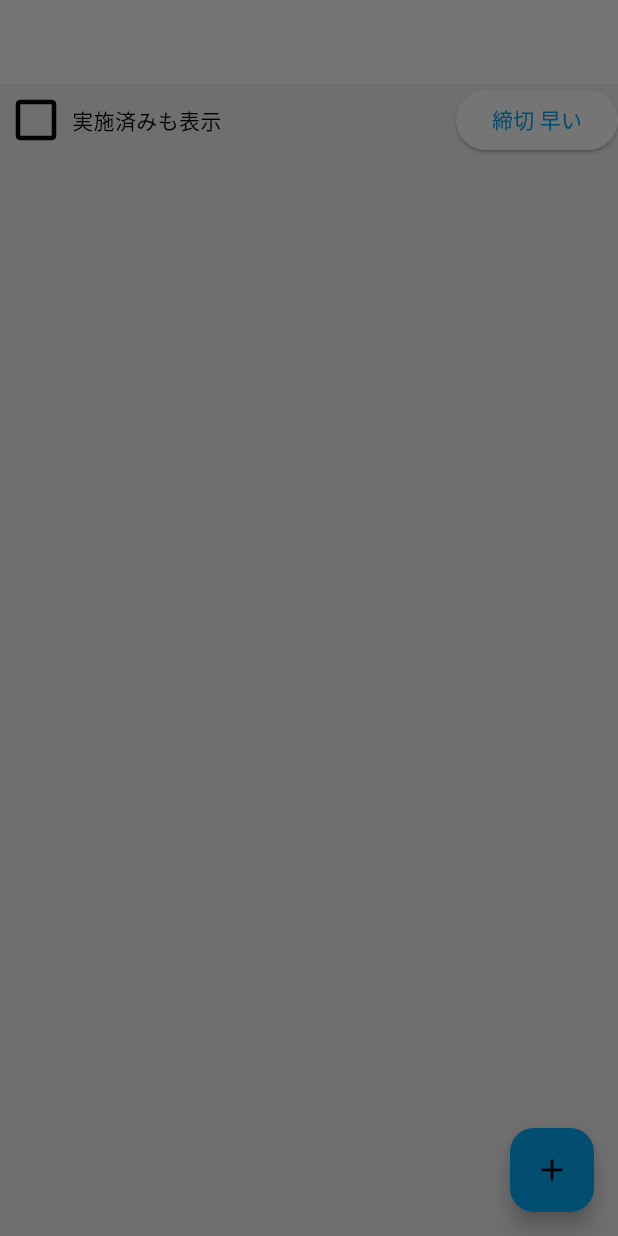
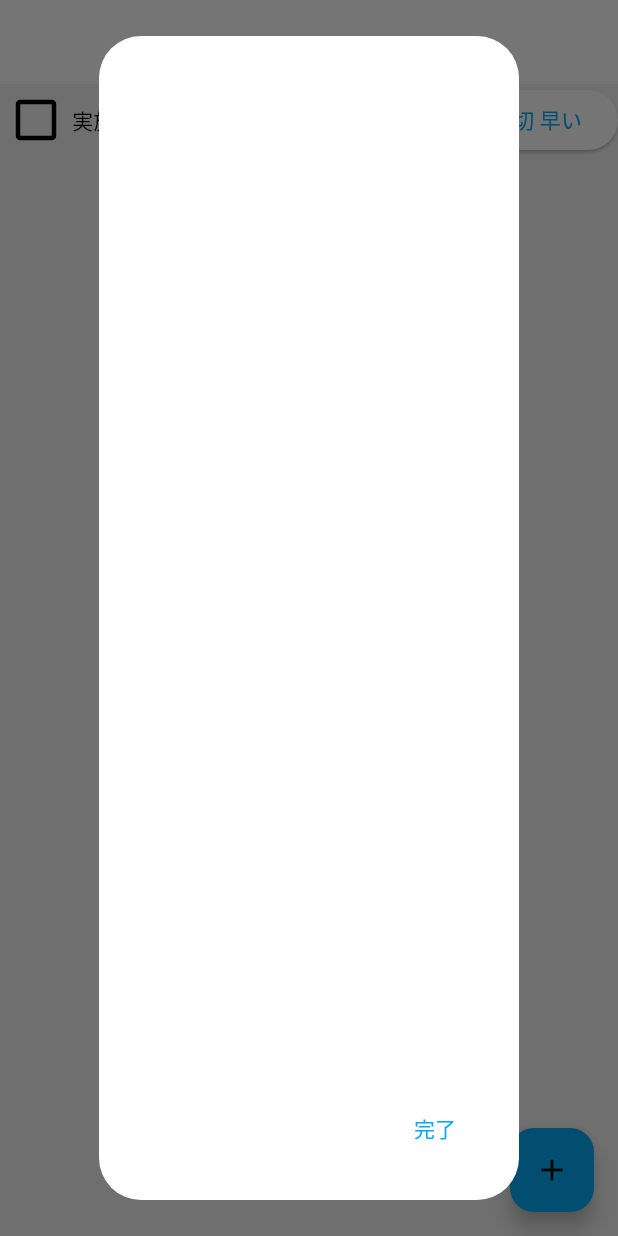
Before and after one commit to sakushin-udemy/firebase_todo_list, a Flutter app: the screen it shows after launch, after a tap on the "add" icon, on a phone screen of 412 x 824 dp. Run offline on Flutter 3.47's test engine with Material 2 defaults, Android fonts, the phone set to English and light mode, and no system bars; our stand-ins replace cloud_firestore, firebase_core, freezed_annotation, get_it; accounts and stored records are empty; generated files the repository leaves out were written again.

Commit message:
「完了」ボタンが表示されるようにした

```diff
--- a/lib/login_dialog.dart
+++ b/lib/login_dialog.dart
@@ -10,6 +10,16 @@ class LoginDialog extends StatefulWidget {
 class _LoginDialogState extends State<LoginDialog> {
   @override
   Widget build(BuildContext context) {
-    return Container();
+    return AlertDialog(
+      content: Column(
+        children: [],
+      ),
+      actions: [
+        TextButton(
+          onPressed: () {},
+          child: const Text('完了'),
+        )
+      ],
+    );
   }
 }
```
